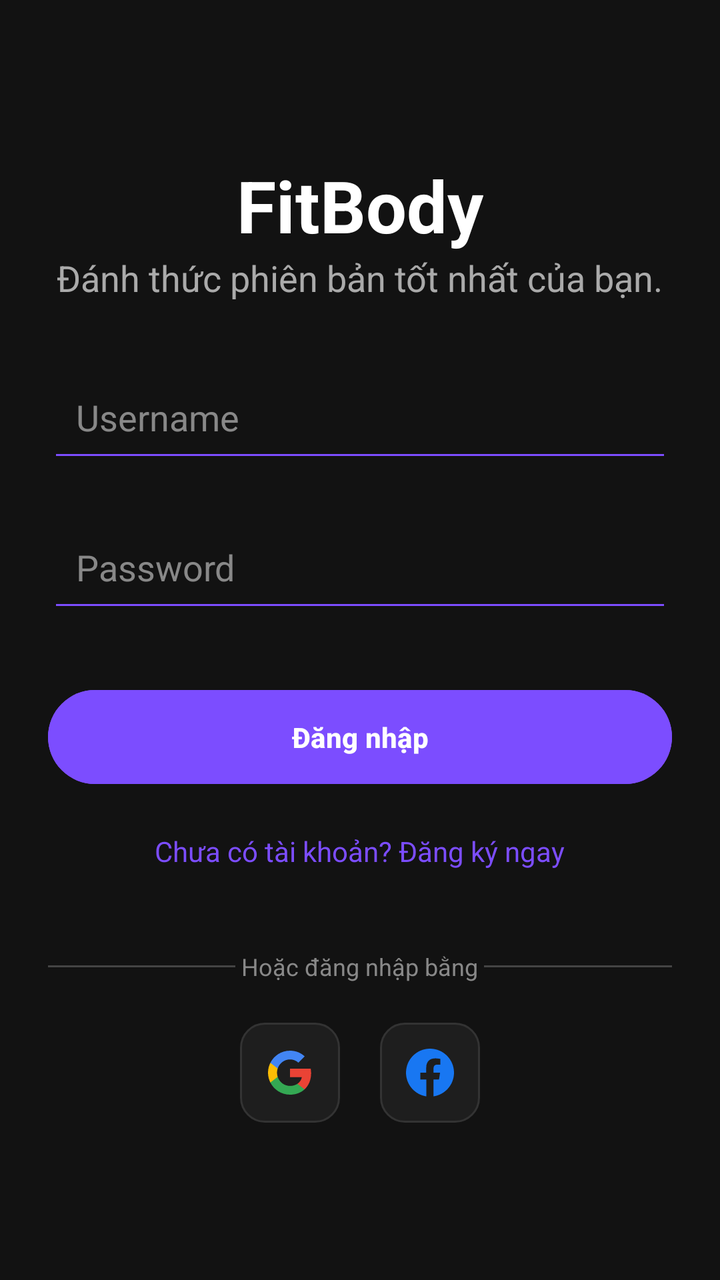
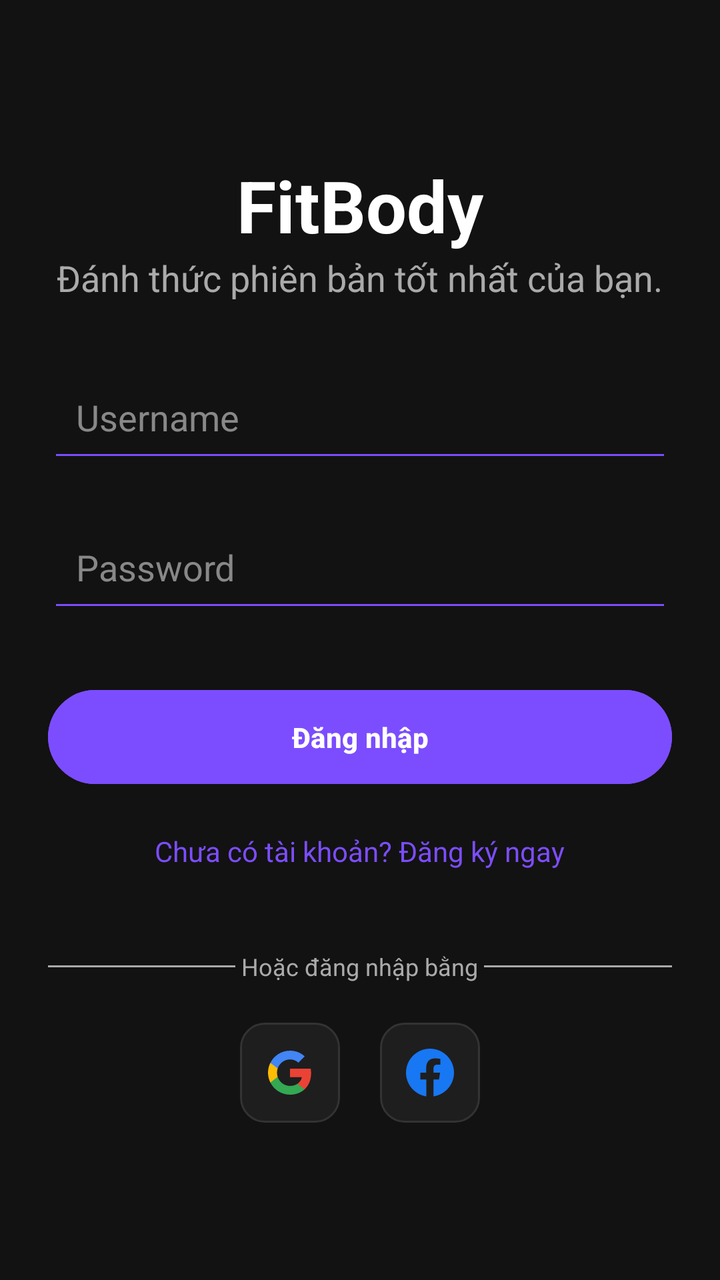

Screens rendered from an Android XML layout before and after an edit, with the pre-edit source and the edit as a unified diff.
<!-- AndroidManifest.xml: application theme Theme.FitBody -->
<!-- res/layout/activity_login.xml -->
<?xml version="1.0" encoding="utf-8"?>
<LinearLayout
    xmlns:android="http://schemas.android.com/apk/res/android"

    android:layout_width="match_parent"
    android:layout_height="match_parent"

    android:orientation="vertical"

    android:gravity="center"

    android:padding="24dp"

    android:background="#121212">

    <TextView
        android:layout_width="wrap_content"
        android:layout_height="wrap_content"

        android:text="FitBody"

        android:textSize="36sp"

        android:textStyle="bold"

        android:textColor="#FFFFFF"/>

    <TextView
        android:layout_width="wrap_content"
        android:layout_height="wrap_content"

        android:text="Đánh thức phiên bản tốt nhất của bạn."

        android:textColor="#AAAAAA"

        android:textSize="18sp"

        android:layout_marginBottom="30dp"/>

    <EditText
        android:id="@+id/edtUsername"

        android:layout_width="match_parent"
        android:layout_height="55dp"

        android:hint="Username"

        android:textColor="#FFFFFF"

        android:textColorHint="#888888"

        android:padding="14dp"

        android:backgroundTint="#7C4DFF"
        android:inputType="text"/>

    <EditText
        android:id="@+id/edtPassword"

        android:layout_width="match_parent"
        android:layout_height="55dp"

        android:hint="Password"

        android:inputType="textPassword"

        android:textColor="#FFFFFF"

        android:textColorHint="#888888"

        android:padding="14dp"

        android:backgroundTint="#7C4DFF"

        android:layout_marginTop="20dp"/>

    <Button
        android:id="@+id/btnLogin"

        android:layout_width="match_parent"
        android:layout_height="55dp"

        android:text="Đăng nhập"

        android:textStyle="bold"

        android:textColor="#FFFFFF"

        android:backgroundTint="#7C4DFF"

        android:layout_marginTop="30dp"/>

    <TextView
        android:id="@+id/txtRegister"

        android:layout_width="wrap_content"
        android:layout_height="wrap_content"

        android:text="Chưa có tài khoản? Đăng ký ngay"

        android:textColor="#7C4DFF"

        android:layout_marginTop="20dp"

        android:textSize="14sp"/>

    <LinearLayout
        android:layout_width="match_parent"
        android:layout_height="wrap_content"

        android:orientation="horizontal"

        android:gravity="center"

        android:layout_marginTop="40dp">

        <View
            android:layout_width="0dp"
            android:layout_height="1dp"
            android:layout_weight="1"
            android:background="#444444"/>

        <TextView
            android:layout_width="wrap_content"
            android:layout_height="wrap_content"
            android:text=" Hoặc đăng nhập bằng "
            android:textColor="#888888"
            android:textSize="12sp"/>

        <View
            android:layout_width="0dp"
            android:layout_height="1dp"
            android:layout_weight="1"
            android:background="#444444"/>

    </LinearLayout>

    <LinearLayout
        android:layout_width="match_parent"
        android:layout_height="wrap_content"
        android:orientation="horizontal"
        android:gravity="center"
        android:layout_marginTop="20dp">

        <ImageButton
            android:id="@+id/btnGoogle"
            android:layout_width="50dp"
            android:layout_height="50dp"
            android:src="@drawable/ic_google"
            android:background="@drawable/bg_social_button"
            android:padding="12dp"
            android:layout_marginEnd="20dp"
            android:contentDescription="Google Login"/>

        <ImageButton
            android:id="@+id/btnFacebook"
            android:layout_width="50dp"
            android:layout_height="50dp"
            android:src="@drawable/ic_facebook"
            android:background="@drawable/bg_social_button"
            android:padding="12dp"
            android:contentDescription="Facebook Login"/>

    </LinearLayout>

</LinearLayout>
<!-- resources referenced by this layout -->
<resources>
  <!-- drawable bg_social_button (drawable) -->
  <?xml version="1.0" encoding="utf-8"?>
  <shape xmlns:android="http://schemas.android.com/apk/res/android">
      <solid android:color="#1E1E1E"/>
      <corners android:radius="12dp"/>
      <stroke android:width="1dp" android:color="#333333"/>
  </shape>
  <!-- drawable ic_facebook (drawable) -->
  <?xml version="1.0" encoding="utf-8"?>
  <vector xmlns:android="http://schemas.android.com/apk/res/android"
      android:width="24dp"
      android:height="24dp"
      android:viewportWidth="24"
      android:viewportHeight="24">
      <path
          android:fillColor="#1877F2"
          android:pathData="M24,12c0,-6.63 -5.37,-12 -12,-12S0,5.37 0,12c0,5.99 4.39,10.95 10.13,11.85V15.39H7.15v-3.39h2.97V9.41c0,-2.93 1.74,-4.55 4.41,-4.55 1.28,0 2.62,0.23 2.62,0.23v2.88h-1.47c-1.45,0 -1.9,0.9 -1.9,1.83v2.2h3.25l-0.52,3.39h-2.73v8.47C19.61,22.95 24,17.99 24,12z" />
  </vector>
  <!-- drawable ic_google (drawable) -->
  <?xml version="1.0" encoding="utf-8"?>
  <vector xmlns:android="http://schemas.android.com/apk/res/android"
      android:width="24dp"
      android:height="24dp"
      android:viewportWidth="24"
      android:viewportHeight="24">
      <path
          android:fillColor="#EA4335"
          android:pathData="M22.56,12.25c0,-0.78 -0.07,-1.53 -0.2,-2.25H12v4.26h5.92c-0.26,1.37 -1.04,2.53 -2.21,3.31v2.77h3.57c2.08,-1.92 3.28,-4.74 3.28,-8.09z" />
      <path
          android:fillColor="#34A853"
          android:pathData="M12,23c2.97,0 5.46,-0.98 7.28,-2.66l-3.57,-2.77c-0.99,0.66 -2.23,1.06 -3.71,1.06 -2.86,0 -5.29,-1.93 -6.16,-4.53H2.18v2.84C3.99,20.53 7.7,23 12,23z" />
      <path
          android:fillColor="#FBBC05"
          android:pathData="M5.84,14.09c-0.22,-0.66 -0.35,-1.36 -0.35,-2.09s0.13,-1.43 0.35,-2.09V7.07H2.18C1.43,8.55 1,10.22 1,12s0.43,3.45 1.18,4.93l3.66,-2.84z" />
      <path
          android:fillColor="#4285F4"
          android:pathData="M12,5.38c1.62,0 3.06,0.56 4.21,1.64l3.15,-3.15C17.45,2.09 14.97,1 12,1 7.7,1 3.99,3.47 2.18,7.07l3.66,2.84c0.87,-2.6 3.3,-4.53 6.16,-4.53z" />
  </vector>
  <style name="Theme.FitBody" parent="Theme.Material3.DayNight.NoActionBar">
          <item name="colorPrimary">@color/primary</item>
          <item name="android:windowBackground">@color/app_background</item>
          <item name="android:statusBarColor">@color/app_background</item>
          <item name="android:navigationBarColor">@color/app_background</item>
  
          
          <item name="colorSurface">@color/card_background</item>
          <item name="colorOnSurface">@color/text_primary</item>
          <item name="colorOnSurfaceVariant">@color/text_secondary</item>
      </style>
  <color name="primary">#7C4DFF</color>
  <color name="app_background">#FFFFFF</color>
  <color name="card_background">#F5F5F5</color>
  <color name="text_primary">#121212</color>
  <color name="text_secondary">#757575</color>
</resources>

<!-- the commit's change to res/layout/activity_login.xml (unified diff, before → after) -->
@@ -1,138 +1,96 @@
 <?xml version="1.0" encoding="utf-8"?>
 <LinearLayout
     xmlns:android="http://schemas.android.com/apk/res/android"
-
     android:layout_width="match_parent"
     android:layout_height="match_parent"
-
     android:orientation="vertical"
-
     android:gravity="center"
-
     android:padding="24dp"
-
     android:background="#121212">
 
     <TextView
         android:layout_width="wrap_content"
         android:layout_height="wrap_content"
-
         android:text="FitBody"
-
         android:textSize="36sp"
-
         android:textStyle="bold"
-
         android:textColor="#FFFFFF"/>
 
     <TextView
         android:layout_width="wrap_content"
         android:layout_height="wrap_content"
-
         android:text="Đánh thức phiên bản tốt nhất của bạn."
-
         android:textColor="#AAAAAA"
-
         android:textSize="18sp"
-
         android:layout_marginBottom="30dp"/>
 
     <EditText
         android:id="@+id/edtUsername"
-
         android:layout_width="match_parent"
         android:layout_height="55dp"
-
         android:hint="Username"
-
         android:textColor="#FFFFFF"
-
         android:textColorHint="#888888"
-
         android:padding="14dp"
-
         android:backgroundTint="#7C4DFF"
         android:inputType="text"/>
 
     <EditText
         android:id="@+id/edtPassword"
-
         android:layout_width="match_parent"
         android:layout_height="55dp"
-
         android:hint="Password"
-
         android:inputType="textPassword"
-
         android:textColor="#FFFFFF"
-
         android:textColorHint="#888888"
-
         android:padding="14dp"
-
         android:backgroundTint="#7C4DFF"
-
         android:layout_marginTop="20dp"/>
 
     <Button
         android:id="@+id/btnLogin"
-
         android:layout_width="match_parent"
         android:layout_height="55dp"
-
         android:text="Đăng nhập"
-
         android:textStyle="bold"
-
         android:textColor="#FFFFFF"
-
         android:backgroundTint="#7C4DFF"
-
         android:layout_marginTop="30dp"/>
 
     <TextView
         android:id="@+id/txtRegister"
-
         android:layout_width="wrap_content"
         android:layout_height="wrap_content"
-
         android:text="Chưa có tài khoản? Đăng ký ngay"
-
-        android:textColor="#7C4DFF"
-
+        android:textColor="?attr/colorPrimary"
         android:layout_marginTop="20dp"
-
         android:textSize="14sp"/>
 
     <LinearLayout
         android:layout_width="match_parent"
         android:layout_height="wrap_content"
-
         android:orientation="horizontal"
-
         android:gravity="center"
-
         android:layout_marginTop="40dp">
 
         <View
             android:layout_width="0dp"
             android:layout_height="1dp"
             android:layout_weight="1"
-            android:background="#444444"/>
+            android:background="?attr/colorOnSurfaceVariant"/>
 
         <TextView
             android:layout_width="wrap_content"
             android:layout_height="wrap_content"
             android:text=" Hoặc đăng nhập bằng "
-            android:textColor="#888888"
+            android:textColor="?attr/colorOnSurfaceVariant"
             android:textSize="12sp"/>
 
         <View
             android:layout_width="0dp"
             android:layout_height="1dp"
             android:layout_weight="1"
-            android:background="#444444"/>
-
+            android:background="?attr/colorOnSurfaceVariant"/>
     </LinearLayout>
 
     <LinearLayout
<!-- resource entries referenced after the edit -->
@@ -48,11 +48,12 @@
           <item name="colorSurface">@color/card_background</item>
           <item name="colorOnSurface">@color/text_primary</item>
           <item name="colorOnSurfaceVariant">@color/text_secondary</item>
+          <item name="colorOutline">@color/text_secondary</item>
       </style>
   <color name="primary">#7C4DFF</color>
-  <color name="app_background">#FFFFFF</color>
-  <color name="card_background">#F5F5F5</color>
-  <color name="text_primary">#121212</color>
-  <color name="text_secondary">#757575</color>
+  <color name="app_background">#121212</color>
+  <color name="card_background">#1E1E1E</color>
+  <color name="text_primary">#FFFFFF</color>
+  <color name="text_secondary">#AAAAAA</color>
 </resources>
 
